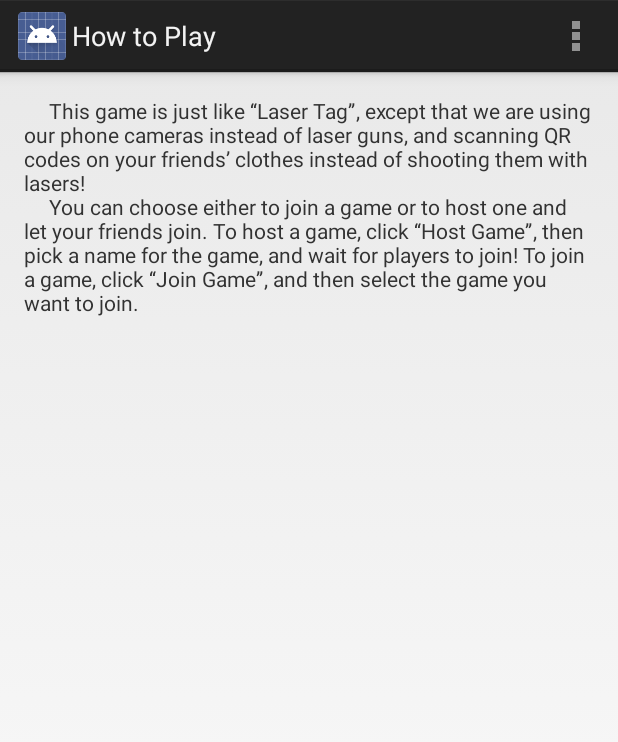
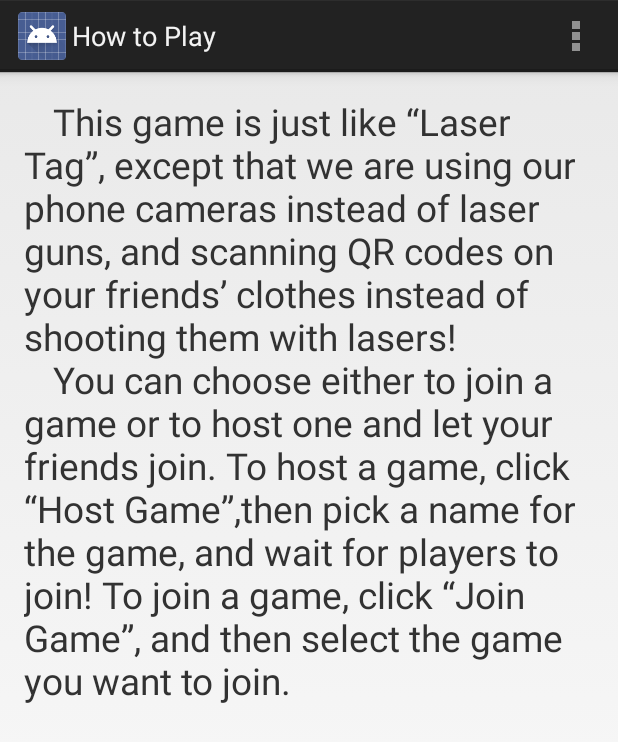
Before and after one commit to EpicVS/HackCMU2015, an Android app: the HowToPlayActivity screen opened directly, with no data from a screen before it, on a phone screen of 412 x 824 dp. Shown: the top 742 px of the screen. Run offline under Robolectric (Android 15) with nearby library versions, the phone set to English and light mode, and no system bars.

Commit message:
Updated "How to Play"
Modified "strings.xml" and "activity_how_to_play.xml".

```diff
--- a/app/src/main/res/layout/activity_how_to_play.xml
+++ b/app/src/main/res/layout/activity_how_to_play.xml
@@ -6,7 +6,9 @@
     android:paddingBottom="@dimen/activity_vertical_margin"
     tools:context="hackcmu.lasertag.HowToPlayActivity">
 
-    <TextView android:text="\t This game is just like “Laser Tag”, except that we are using our phone cameras instead of laser guns, and scanning QR codes on your friends’ clothes instead of shooting them with lasers!\n\t You can choose either to join a game or to host one and let your friends join. To host a game, click “Host Game”, then pick a name for the game, and wait for players to join! To join a game, click “Join Game”, and then select the game you want to join." android:layout_width="wrap_content"
+    <TextView android:text="@string/how_to_play_text"
+        android:layout_width="wrap_content"
+        android:textSize="11pt"
         android:layout_height="wrap_content" />
 
 </RelativeLayout>
--- a/app/src/main/res/values/strings.xml
+++ b/app/src/main/res/values/strings.xml
@@ -16,7 +16,13 @@
     <string name="hello_world">Hello world!</string>
     <string name="title_activity_join_game">Join Game</string>
     <string name="title_activity_how_to_play">How to Play</string>
-
+    <string name="how_to_play_text">\t This game is just like “Laser Tag”,
+        except that we are using our phone cameras instead of laser guns,
+        and scanning QR codes on your friends’ clothes instead of shooting them with lasers!\n\t
+        You can choose either to join a game or to host one and let your friends join.
+        To host a game, click “Host Game”,then pick a name for the game,
+        and wait for players to join! To join a game, click “Join Game”,
+        and then select the game you want to join."</string>
 
 <!-- TODO: Remove or change this placeholder text -->
     <string name="hello_blank_fragment">Hello blank fragment</string>
```
Also changed, not shown: 1 other file.
